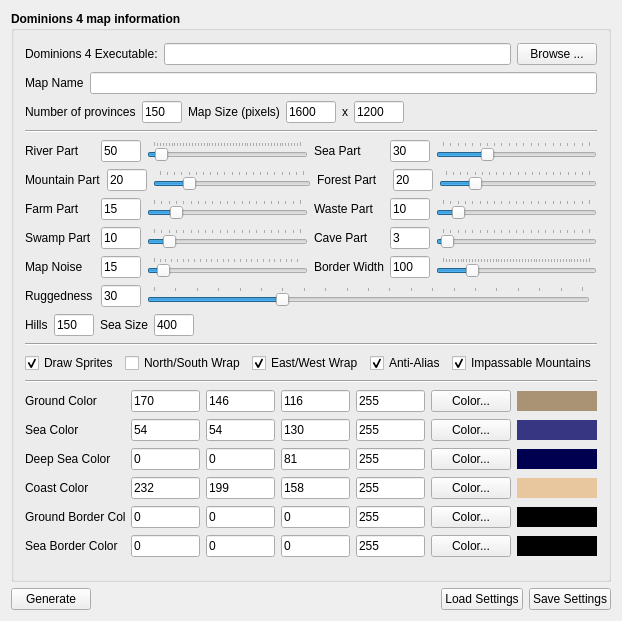
First picture: the form in mainwindow.ui, repository larzm42/dom4mapgen, before the edit.
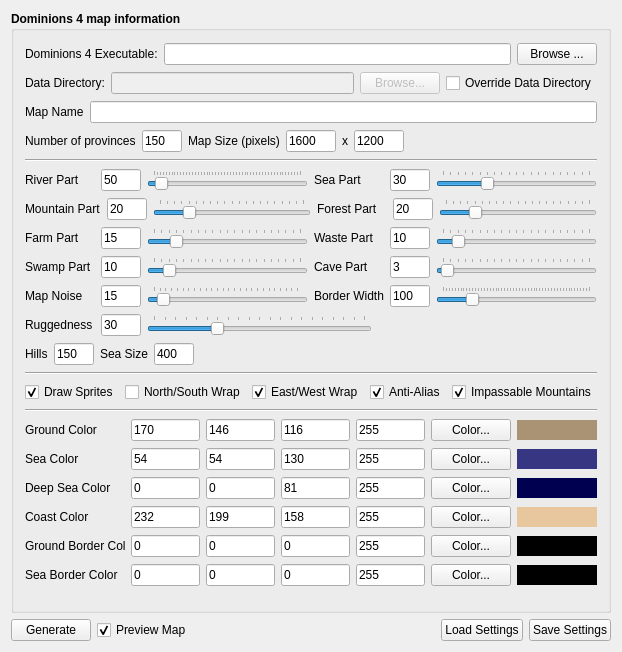
Second picture: the form after the edit. Icons and pictures are not drawn.

Commit message: Add custom appdata directory.

Diff of the .ui file:
```diff
--- a/mainwindow.ui
+++ b/mainwindow.ui
@@ -7,7 +7,7 @@
     <x>0</x>
     <y>0</y>
     <width>600</width>
-    <height>621</height>
+    <height>652</height>
    </rect>
   </property>
   <property name="windowTitle">
@@ -74,6 +74,65 @@
          </item>
         </layout>
        </item>
+       <item>
+        <layout class="QHBoxLayout" name="horizontalLayout_8">
+         <item>
+          <widget class="QLabel" name="label_24">
+           <property name="font">
+            <font>
+             <weight>50</weight>
+             <bold>false</bold>
+            </font>
+           </property>
+           <property name="text">
+            <string>Data Directory:</string>
+           </property>
+          </widget>
+         </item>
+         <item>
+          <widget class="QLineEdit" name="dataDirText">
+           <property name="enabled">
+            <bool>false</bool>
+           </property>
+           <property name="font">
+            <font>
+             <weight>50</weight>
+             <bold>false</bold>
+            </font>
+           </property>
+          </widget>
+         </item>
+         <item>
+          <widget class="QPushButton" name="dataDirBrowseButton">
+           <property name="enabled">
+            <bool>false</bool>
+           </property>
+           <property name="font">
+            <font>
+             <weight>50</weight>
+             <bold>false</bold>
+            </font>
+           </property>
+           <property name="text">
+            <string>Browse...</string>
+           </property>
+          </widget>
+         </item>
+         <item>
+          <widget class="QCheckBox" name="overrideDataDirBox">
+           <property name="font">
+            <font>
+             <weight>50</weight>
+             <bold>false</bold>
+            </font>
+           </property>
+           <property name="text">
+            <string>Override Data Directory</string>
+           </property>
+          </widget>
+         </item>
+        </layout>
+       </item>
        <item>
         <layout class="QHBoxLayout" name="horizontalLayout">
          <item>
@@ -911,6 +970,12 @@
            <property name="orientation">
             <enum>Qt::Horizontal</enum>
            </property>
+           <property name="sizeHint" stdset="0">
+            <size>
+             <width>0</width>
+             <height>0</height>
+            </size>
+           </property>
           </spacer>
          </item>
         </layout>
@@ -4404,6 +4469,16 @@
         </property>
        </widget>
       </item>
+      <item>
+       <widget class="QCheckBox" name="previewBox">
+        <property name="text">
+         <string>Preview Map</string>
+        </property>
+        <property name="checked">
+         <bool>true</bool>
+        </property>
+       </widget>
+      </item>
       <item>
        <spacer name="horizontalSpacer_5">
         <property name="orientation">
```
The commit also changes 2 other files.
